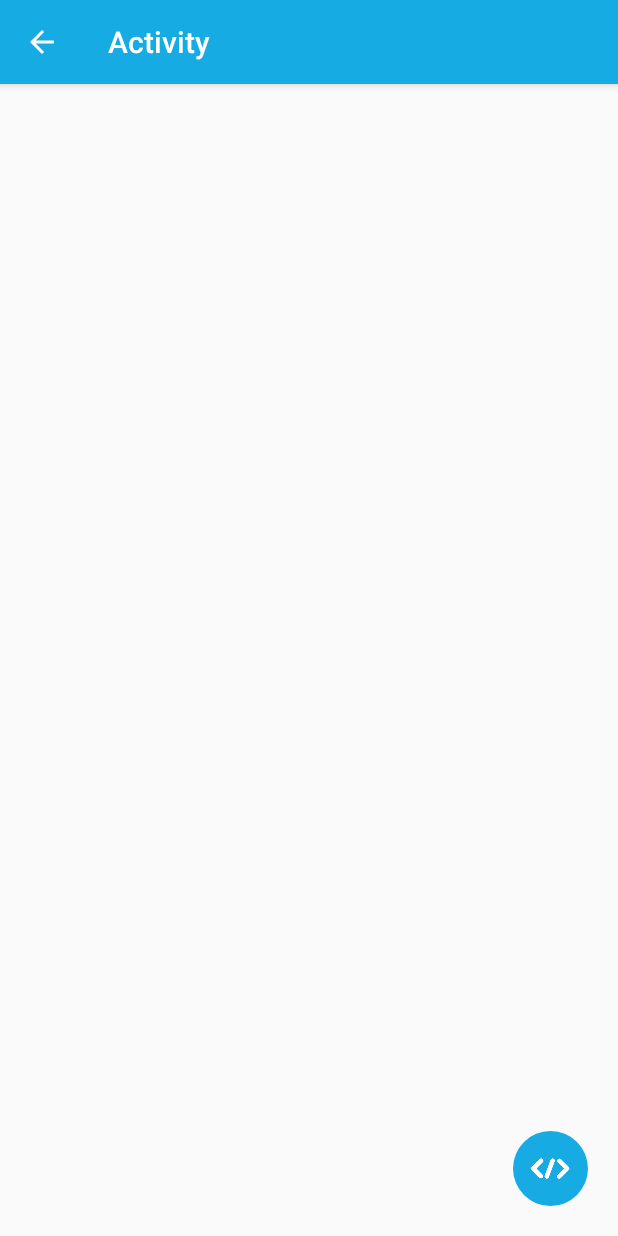
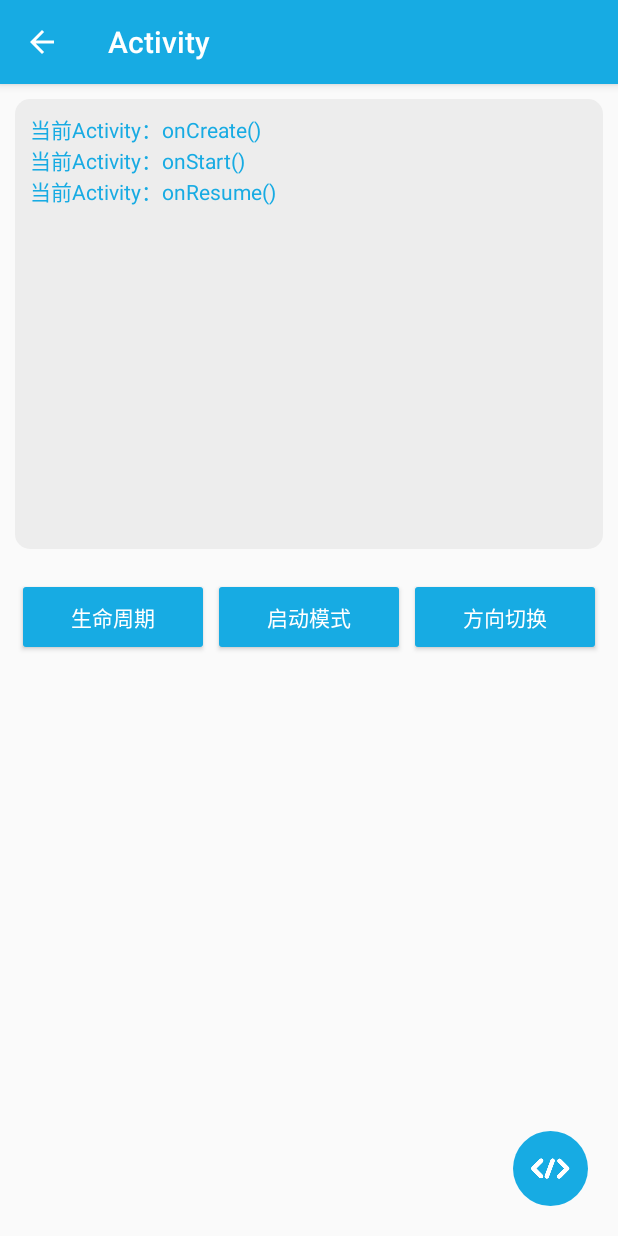
Before and after one commit to 18518373576/androidDevelopHelper, an Android app: the ActivityAnalysisActivity screen opened directly, with no data from a screen before it, on a phone screen of 412 x 824 dp. Run offline under Robolectric (Android 15) with nearby library versions, the phone set to English and light mode, and no system bars; our stand-ins replace ButterKnife.

Commit message:
生命周期

```diff
--- a/DeveloperHelper/developerandroidx/src/main/AndroidManifest.xml
+++ b/DeveloperHelper/developerandroidx/src/main/AndroidManifest.xml
@@ -10,7 +10,9 @@
         android:roundIcon="@mipmap/ic_launcher_round"
         android:supportsRtl="true"
         android:theme="@style/AppTheme">
-        <activity android:name=".ui.java.operator.OperatorActivity"></activity>
+        <activity android:name=".ui.android.activity.DialogTestctivity"
+            android:theme="@style/DialogActivityTheme"></activity>
+        <activity android:name=".ui.java.operator.OperatorActivity" />
         <activity
             android:name=".ui.widget.codeView.CodeViewActivity"
             android:theme="@style/CodeViewAppTheme" />
--- a/DeveloperHelper/developerandroidx/src/main/java/com/example/developerandroidx/ui/android/activity/ActivityAnalysisActivity.java
+++ b/DeveloperHelper/developerandroidx/src/main/java/com/example/developerandroidx/ui/android/activity/ActivityAnalysisActivity.java
@@ -1,9 +1,26 @@
 package com.example.developerandroidx.ui.android.activity;
+
+import android.content.Intent;
+import android.os.Bundle;
+import android.view.View;
+import android.widget.Button;
+import android.widget.TextView;
+
+import androidx.annotation.Nullable;
 
 import com.example.developerandroidx.R;
 import com.example.developerandroidx.base.BaseActivity;
+import com.example.developerandroidx.utils.RouteUtil;
+
+import butterknife.BindView;
+import butterknife.OnClick;
 
 public class ActivityAnalysisActivity extends BaseActivity {
+
+    @BindView(R.id.tv_print)
+    TextView tv_print;
+
+    private String TAG = "当前Activity";
 
     @Override
     protected int bindLayout() {
@@ -15,4 +32,55 @@ public class ActivityAnalysisActivity extends BaseActivity {
         super.initView();
         actionBar.setTitle("Activity");
     }
+
+    @OnClick({R.id.btn_lifecyle, R.id.btn_start_up_mode, R.id.btn_orientation_change})
+    public void click(View v) {
+        switch (v.getId()) {
+            case R.id.btn_lifecyle:
+                RouteUtil.goTo(context, RouteUtil.getDestination(DialogTestctivity.class));
+                break;
+            case R.id.btn_start_up_mode:
+
+                break;
+            case R.id.btn_orientation_change:
+
+                break;
+        }
+    }
+
+    @Override
+    protected void onCreate(@Nullable Bundle savedInstanceState) {
+        super.onCreate(savedInstanceState);
+        tv_print.append(TAG + "：onCreate()\n");
+    }
+
+    @Override
+    protected void onStart() {
+        super.onStart();
+        tv_print.append(TAG + "：onStart()\n");
+    }
+
+    @Override
+    protected void onResume() {
+        super.onResume();
+        tv_print.append(TAG + "：onResume()\n");
+    }
+
+    @Override
+    protected void onPause() {
+        super.onPause();
+        tv_print.append(TAG + "：onPause()\n");
+    }
+
+    @Override
+    protected void onStop() {
+        super.onStop();
+        tv_print.append(TAG + "：onStop()\n");
+    }
+
+    @Override
+    protected void onRestart() {
+        super.onRestart();
+        tv_print.append(TAG + "：onRestart()\n");
+    }
 }
--- /dev/null
+++ b/DeveloperHelper/developerandroidx/src/main/res/drawable/bg_dark_white.xml
@@ -0,0 +1,6 @@
+<?xml version="1.0" encoding="utf-8"?>
+<shape xmlns:android="http://schemas.android.com/apk/res/android">
+
+    <solid android:color="@color/bg_dark_white" />
+    <corners android:radius="@dimen/dp10" />
+</shape>
--- a/DeveloperHelper/developerandroidx/src/main/res/drawable/selector_btn.xml
+++ b/DeveloperHelper/developerandroidx/src/main/res/drawable/selector_btn.xml
@@ -4,4 +4,5 @@
     <!--通用按钮背景-->
     <item android:drawable="@drawable/bg_round_corner_pressed" android:state_pressed="true" />
     <item android:drawable="@drawable/bg_round_corner_unpressed" android:state_pressed="false" />
+    <item android:drawable="@drawable/bg_round_corner_unpressed" android:state_enabled="true" />
 </selector>
--- a/DeveloperHelper/developerandroidx/src/main/res/layout/activity_analysis_activity.xml
+++ b/DeveloperHelper/developerandroidx/src/main/res/layout/activity_analysis_activity.xml
@@ -10,6 +10,55 @@
         android:layout_height="match_parent"
         android:orientation="vertical">
 
+        <ScrollView
+            android:layout_width="match_parent"
+            android:layout_height="@dimen/dp300"
+            android:layout_margin="@dimen/dp10"
+            android:background="@drawable/bg_dark_white"
+            android:padding="@dimen/dp10">
+
+            <TextView
+                android:id="@+id/tv_print"
+                android:layout_width="match_parent"
+                android:layout_height="wrap_content"
+                android:textColor="@color/colorMain"
+                android:textSize="@dimen/sp14" />
+        </ScrollView>
+
+
+        <LinearLayout
+            android:layout_width="match_parent"
+            android:layout_height="wrap_content"
+            android:orientation="vertical"
+            android:padding="@dimen/dp10">
+
+            <LinearLayout
+                android:layout_width="match_parent"
+                android:layout_height="wrap_content"
+                android:orientation="horizontal">
+
+                <Button
+                    android:id="@+id/btn_lifecyle"
+                    style="@style/ComonButtonStyle"
+                    android:layout_margin="@dimen/dp5"
+                    android:layout_weight="1"
+                    android:text="生命周期" />
+
+                <Button
+                    android:id="@+id/btn_start_up_mode"
+                    style="@style/ComonButtonStyle"
+                    android:layout_margin="@dimen/dp5"
+                    android:layout_weight="1"
+                    android:text="启动模式" />
+
+                <Button
+                    android:id="@+id/btn_orientation_change"
+                    style="@style/ComonButtonStyle"
+                    android:layout_margin="@dimen/dp5"
+                    android:layout_weight="1"
+                    android:text="方向切换" />
+            </LinearLayout>
+        </LinearLayout>
     </LinearLayout>
 
     <ImageView
--- a/DeveloperHelper/developerandroidx/src/main/res/values/dimens.xml
+++ b/DeveloperHelper/developerandroidx/src/main/res/values/dimens.xml
@@ -37,6 +37,10 @@
     <dimen name="dp100">100dp</dimen>
     <dimen name="dp110">110dp</dimen>
     <dimen name="dp120">120dp</dimen>
+    <dimen name="dp150">150dp</dimen>
+    <dimen name="dp200">200dp</dimen>
+    <dimen name="dp250">250dp</dimen>
+    <dimen name="dp300">300dp</dimen>
 
 
     <dimen name="sp1">1sp</dimen>
--- a/DeveloperHelper/developerandroidx/src/main/res/values/styles.xml
+++ b/DeveloperHelper/developerandroidx/src/main/res/values/styles.xml
@@ -2,6 +2,15 @@
 
     <!--    通用主题-->
     <style name="AppTheme" parent="Theme.AppCompat.Light.DarkActionBar">
+        <!-- Customize your theme here. -->
+        <item name="colorPrimary">@color/colorMain</item>
+        <item name="colorPrimaryDark">@color/colorPrimaryDark</item>
+        <item name="colorAccent">@color/colorAccent</item>
+        <item name="android:screenOrientation">portrait</item>
+    </style>
+
+    <!--    通用主题-->
+    <style name="DialogActivityTheme" parent="Theme.AppCompat.Light.Dialog">
         <!-- Customize your theme here. -->
         <item name="colorPrimary">@color/colorMain</item>
         <item name="colorPrimaryDark">@color/colorPrimaryDark</item>
```
Also changed, not shown: DeveloperHelper/developerandroidx/src/main/java/com/example/developerandroidx/ui/android/activity/DialogTestctivity.java (added, +16 -0 lines), DeveloperHelper/developerandroidx/src/main/res/layout/activity_dialog_testctivity.xml (added, +9 -0 lines).
